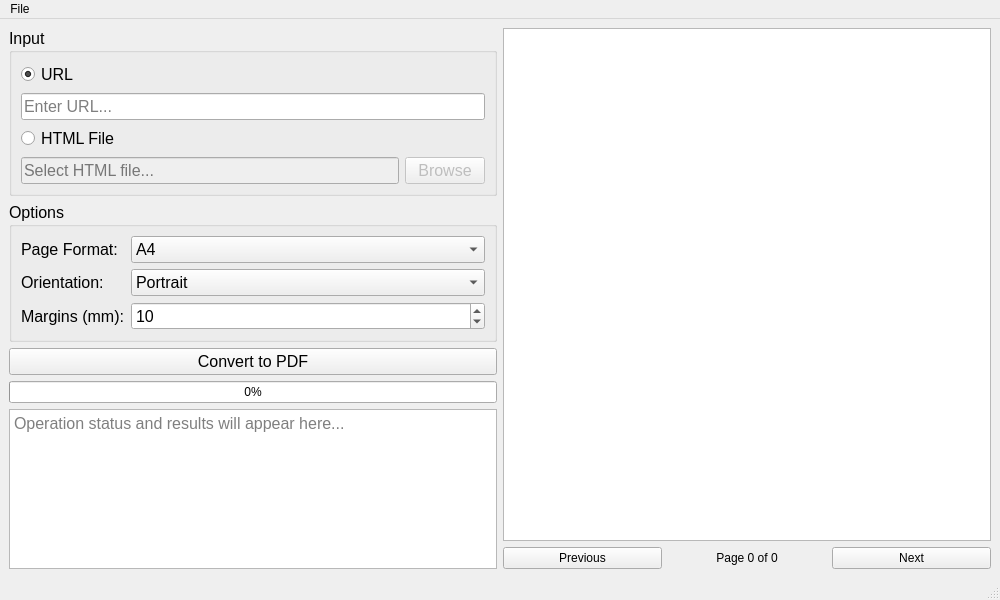
Above: src/tools/pdf_tools/pdf_conversion/convert_html_to_pdf.ui from richardnoragon/1_2 before the change. Below: the same form after it.
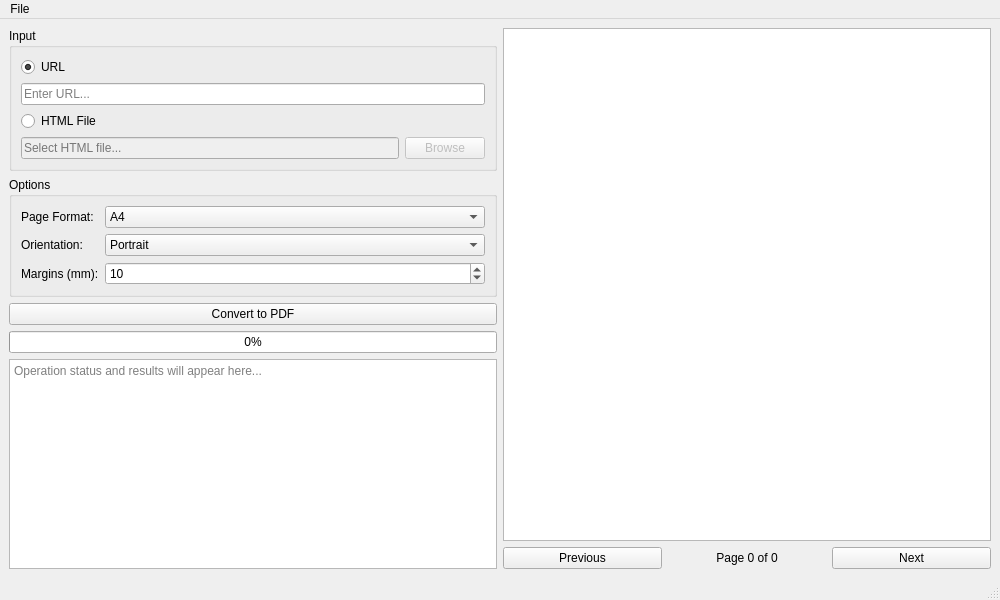
That is the form after the change.

Patch:
```diff
--- a/src/tools/pdf_tools/pdf_conversion/convert_html_to_pdf.ui
+++ b/src/tools/pdf_tools/pdf_conversion/convert_html_to_pdf.ui
@@ -19,11 +19,6 @@
      <layout class="QVBoxLayout" name="leftLayout">
       <item>
        <widget class="QGroupBox" name="inputGroup">
-        <property name="font">
-         <font>
-          <pointsize>12</pointsize>
-         </font>
-        </property>
         <property name="title">
          <string>Input</string>
         </property>
@@ -84,11 +79,6 @@
       </item>
       <item>
        <widget class="QGroupBox" name="optionsGroup">
-        <property name="font">
-         <font>
-          <pointsize>12</pointsize>
-         </font>
-        </property>
         <property name="title">
          <string>Options</string>
         </property>
@@ -159,11 +149,6 @@
       </item>
       <item>
        <widget class="QPushButton" name="convertButton">
-        <property name="font">
-         <font>
-          <pointsize>12</pointsize>
-         </font>
-        </property>
         <property name="text">
          <string>Convert to PDF</string>
         </property>
@@ -178,11 +163,6 @@
       </item>
       <item>
        <widget class="QTextEdit" name="outputText">
-        <property name="font">
-         <font>
-          <pointsize>12</pointsize>
-         </font>
-        </property>
         <property name="readOnly">
          <bool>true</bool>
         </property>
```
Left out of the diff: 66 changed lines with no effect on the pictures.
